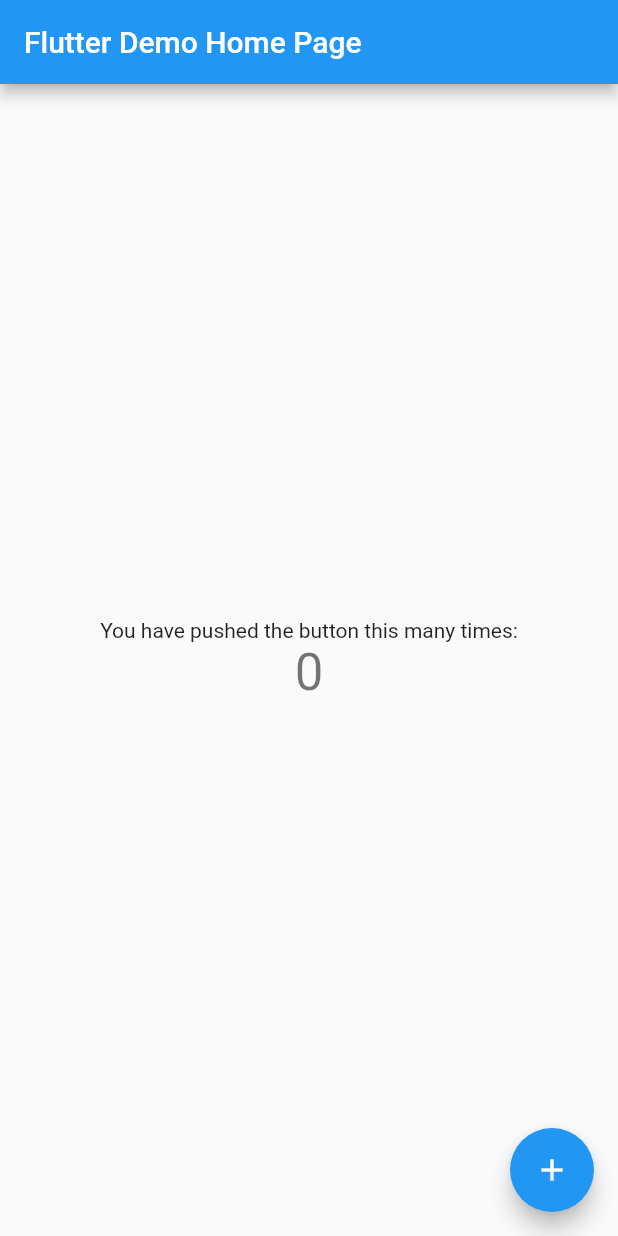
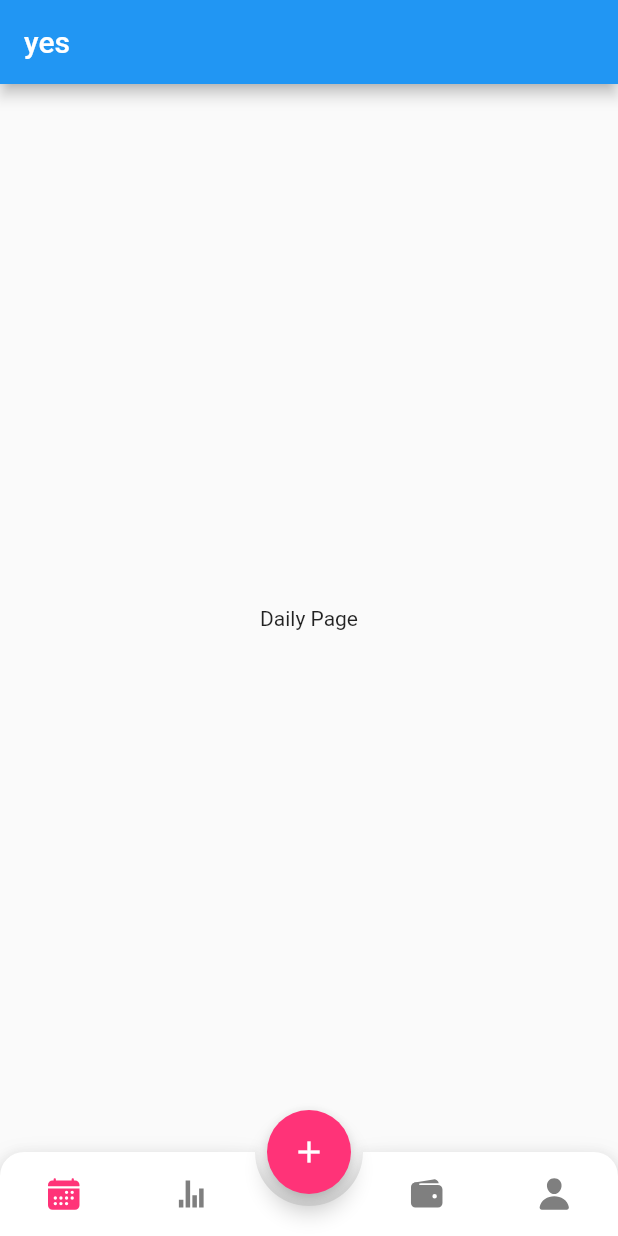
Before and after one commit to sabil62/budget, a Flutter app: the screen it shows after launch, on a phone screen of 412 x 824 dp. Run offline on Flutter 3.47's test engine with Material 2 defaults, Android fonts, the phone set to English and light mode, and no system bars; drawn by our look-alikes of animated_bottom_navigation_bar; our stand-ins replace flutter_icons.

Commit message:
completed navs

```diff
--- a/lib/main.dart
+++ b/lib/main.dart
@@ -1,117 +1,9 @@
+import 'package:budget/pages/root_app.dart';
 import 'package:flutter/material.dart';
 
 void main() {
-  runApp(MyApp());
+  runApp(MaterialApp(
+    debugShowCheckedModeBanner: false,
+    home: RootApp(),
+  ));
 }
-
-class MyApp extends StatelessWidget {
-  // This widget is the root of your application.
-  @override
-  Widget build(BuildContext context) {
-    return MaterialApp(
-      title: 'Flutter Demo',
-      theme: ThemeData(
-        // This is the theme of your application.
-        //
-        // Try running your application with "flutter run". You'll see the
-        // application has a blue toolbar. Then, without quitting the app, try
-        // changing the primarySwatch below to Colors.green and then invoke
-        // "hot reload" (press "r" in the console where you ran "flutter run",
-        // or simply save your changes to "hot reload" in a Flutter IDE).
-        // Notice that the counter didn't reset back to zero; the application
-        // is not restarted.
-        primarySwatch: Colors.blue,
-        // This makes the visual density adapt to the platform that you run
-        // the app on. For desktop platforms, the controls will be smaller and
-        // closer together (more dense) than on mobile platforms.
-        visualDensity: VisualDensity.adaptivePlatformDensity,
-      ),
-      home: MyHomePage(title: 'Flutter Demo Home Page'),
-    );
-  }
-}
-
-class MyHomePage extends StatefulWidget {
-  MyHomePage({Key key, this.title}) : super(key: key);
-
-  // This widget is the home page of your application. It is stateful, meaning
-  // that it has a State object (defined below) that contains fields that affect
-  // how it looks.
-
-  // This class is the configuration for the state. It holds the values (in this
-  // case the title) provided by the parent (in this case the App widget) and
-  // used by the build method of the State. Fields in a Widget subclass are
-  // always marked "final".
-
-  final String title;
-
-  @override
-  _MyHomePageState createState() => _MyHomePageState();
-}
-
-class _MyHomePageState extends State<MyHomePage> {
-  int _counter = 0;
-
-  void _incrementCounter() {
-    setState(() {
-      // This call to setState tells the Flutter framework that something has
-      // changed in this State, which causes it to rerun the build method below
-      // so that the display can reflect the updated values. If we changed
-      // _counter without calling setState(), then the build method would not be
-      // called again, and so nothing would appear to happen.
-      _counter++;
-    });
-  }
-
-  @override
-  Widget build(BuildContext context) {
-    // This method is rerun every time setState is called, for instance as done
-    // by the _incrementCounter method above.
-    //
-    // The Flutter framework has been optimized to make rerunning build methods
-    // fast, so that you can just rebuild anything that needs updating rather
-    // than having to individually change instances of widgets.
-    return Scaffold(
-      appBar: AppBar(
-        // Here we take the value from the MyHomePage object that was created by
-        // the App.build method, and use it to set our appbar title.
-        title: Text(widget.title),
-      ),
-      body: Center(
-        // Center is a layout widget. It takes a single child and positions it
-        // in the middle of the parent.
-        child: Column(
-          // Column is also a layout widget. It takes a list of children and
-          // arranges them vertically. By default, it sizes itself to fit its
-          // children horizontally, and tries to be as tall as its parent.
-          //
-          // Invoke "debug painting" (press "p" in the console, choose the
-          // "Toggle Debug Paint" action from the Flutter Inspector in Android
-          // Studio, or the "Toggle Debug Paint" command in Visual Studio Code)
-          // to see the wireframe for each widget.
-          //
-          // Column has various properties to control how it sizes itself and
-          // how it positions its children. Here we use mainAxisAlignment to
-          // center the children vertically; the main axis here is the vertical
-          // axis because Columns are vertical (the cross axis would be
-          // horizontal).
-          mainAxisAlignment: MainAxisAlignment.center,
-          children: <Widget>[
-            Text(
-              'You have pushed the button this many times:',
-            ),
-            Text(
-              '$_counter',
-              style: Theme.of(context).textTheme.headline4,
-            ),
-          ],
-        ),
-      ),
-      floatingActionButton: FloatingActionButton(
-        onPressed: _incrementCounter,
-        tooltip: 'Increment',
-        child: Icon(Icons.add),
-      ), // This trailing comma makes auto-formatting nicer for build methods.
-    );
-  }
-}
--- /dev/null
+++ b/lib/pages/root_app.dart
@@ -0,0 +1,73 @@
+import 'package:animated_bottom_navigation_bar/animated_bottom_navigation_bar.dart';
+import 'package:budget/themes/colors.dart';
+import 'package:flutter/material.dart';
+import 'package:flutter_icons/flutter_icons.dart';
+
+class RootApp extends StatefulWidget {
+  @override
+  _RootAppState createState() => _RootAppState();
+}
+
+class _RootAppState extends State<RootApp> {
+  int currentIndex = 0;
+  @override
+  Widget build(BuildContext context) {
+    return Scaffold(
+      appBar: AppBar(
+        title: Text("yes"),
+      ),
+      body: getBody(),
+      floatingActionButton: FloatingActionButton(
+        onPressed: () {
+          setIndex(4);
+        },
+        backgroundColor: primary,
+        child: Icon(Icons.add),
+      ),
+      floatingActionButtonLocation: FloatingActionButtonLocation.centerDocked,
+      bottomNavigationBar: getAnimatedNavigation(),
+    );
+  }
+
+  Widget getBody() {
+    return IndexedStack(
+      index: currentIndex,
+      children: [
+        Center(child: Text("Daily Page")),
+        Center(child: Text("Stats Page")),
+        Center(child: Text("Create Budget Page")),
+        Center(child: Text("Budget Page")),
+        Center(child: Text("Profile Page")),
+      ],
+    );
+  }
+
+  Widget getAnimatedNavigation() {
+    List<IconData> iconList = [
+      Ionicons.md_calendar,
+      Ionicons.md_stats,
+      Ionicons.md_wallet,
+      Ionicons.ios_person
+    ];
+    return AnimatedBottomNavigationBar(
+      icons: iconList,
+      activeIndex: currentIndex,
+      gapLocation: GapLocation.center,
+      notchSmoothness: NotchSmoothness.smoothEdge,
+      leftCornerRadius: 16,
+      rightCornerRadius: 16,
+      splashColor: secondary,
+      activeColor: primary,
+      inactiveColor: Colors.black.withOpacity(0.5),
+      onTap: (index) {
+        setIndex(index);
+      },
+    );
+  }
+
+  setIndex(index) {
+    setState(() {
+      currentIndex = index;
+    });
+  }
+}
--- /dev/null
+++ b/lib/themes/colors.dart
@@ -0,0 +1,10 @@
+import 'package:flutter/material.dart';
+
+const Color primary = Color(0xFFFF3378);
+const Color secondary = Color(0xFFFF2278);
+const Color black = Color(0xFF000000);
+const Color white = Color(0xFFFFFFFF);
+const Color grey = Colors.grey;
+const Color red = Color(0xFFec5766);
+const Color green = Color(0xFF43aa8b);
+const Color blue = Color(0xFF28c2ff);
--- a/pubspec.yaml
+++ b/pubspec.yaml
@@ -3,7 +3,7 @@ description: A new Flutter project.
 
 # The following line prevents the package from being accidentally published to
 # pub.dev using `pub publish`. This is preferred for private packages.
-publish_to: 'none' # Remove this line if you wish to publish to pub.dev
+publish_to: "none" # Remove this line if you wish to publish to pub.dev
 
 # The following defines the version and build number for your application.
 # A version number is three numbers separated by dots, like 1.2.43
@@ -23,7 +23,8 @@ environment:
 dependencies:
   flutter:
     sdk: flutter
-
+  flutter_icons: ^1.1.0
+  animated_bottom_navigation_bar: ^0.2.1
 
   # The following adds the Cupertino Icons font to your application.
   # Use with the CupertinoIcons class for iOS style icons.
@@ -38,7 +39,6 @@ dev_dependencies:
 
 # The following section is specific to Flutter.
 flutter:
-
   # The following line ensures that the Material Icons font is
   # included with your application, so that you can use the icons in
   # the material Icons class.
```
Also changed, not shown: assets/images/auto.png (added), assets/images/bank.png (added), assets/images/cash.png (added), assets/images/charity.png (added), assets/images/eating.png (added), assets/images/gift.png (added), pubspec.lock, 2 other files.
